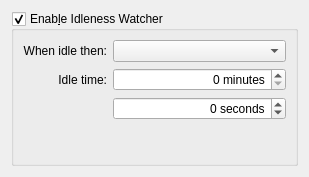
Before: the Qt Designer form config/idlenesswatchersettings.ui in lxqt/lxqt-powermanagement, drawn with Qt 5.
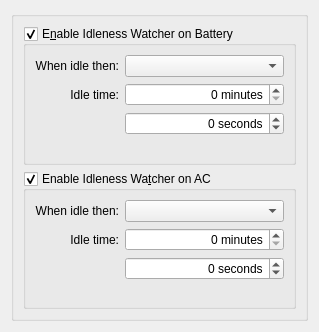
After: the same form once the commit is applied.

Commit message:
Implement separate idle watcher for AC and battery
There are now two disjoint sets of settings for the idle watcher, one
for battery and one for AC. IdlenessWatcher uses Lid for detecting
battery.

The edit to the form file:
```diff
--- a/config/idlenesswatchersettings.ui
+++ b/config/idlenesswatchersettings.ui
@@ -6,8 +6,8 @@
    <rect>
     <x>0</x>
     <y>0</y>
-    <width>309</width>
-    <height>177</height>
+    <width>319</width>
+    <height>332</height>
    </rect>
   </property>
   <property name="windowTitle">
@@ -15,9 +15,18 @@
   </property>
   <layout class="QVBoxLayout" name="verticalLayout">
    <item>
+    <widget class="QGroupBox" name="idlenessWatcherSettingsGroupBox">
+     <property name="flat">
+      <bool>false</bool>
+     </property>
+     <layout class="QVBoxLayout" name="verticalLayout_2">
+      <item>
     <widget class="QGroupBox" name="idlenessWatcherGroupBox">
      <property name="title">
-      <string>Enab&amp;le Idleness Watcher</string>
+         <string>E&amp;nable Idleness Watcher on Battery</string>
+        </property>
+        <property name="flat">
+         <bool>true</bool>
      </property>
      <property name="checkable">
       <bool>true</bool>
@@ -91,6 +100,94 @@
         <property name="maximum">
          <number>60</number>
         </property>
+          </widget>
+         </item>
+        </layout>
+       </widget>
+      </item>
+      <item>
+       <widget class="QGroupBox" name="idlenessAcWatcherGroupBox">
+        <property name="title">
+         <string>Enable Idleness Wa&amp;tcher on AC</string>
+        </property>
+        <property name="flat">
+         <bool>true</bool>
+        </property>
+        <property name="checkable">
+         <bool>true</bool>
+        </property>
+        <layout class="QFormLayout" name="formLayout_2">
+         <property name="fieldGrowthPolicy">
+          <enum>QFormLayout::AllNonFixedFieldsGrow</enum>
+         </property>
+         <property name="labelAlignment">
+          <set>Qt::AlignRight|Qt::AlignTrailing|Qt::AlignVCenter</set>
+         </property>
+         <item row="0" column="0">
+          <widget class="QLabel" name="idleAcTimeLabel">
+           <property name="sizePolicy">
+            <sizepolicy hsizetype="Expanding" vsizetype="Preferred">
+             <horstretch>0</horstretch>
+             <verstretch>0</verstretch>
+            </sizepolicy>
+           </property>
+           <property name="text">
+            <string>When idle then:</string>
+           </property>
+           <property name="alignment">
+            <set>Qt::AlignRight|Qt::AlignTrailing|Qt::AlignVCenter</set>
+           </property>
+          </widget>
+         </item>
+         <item row="0" column="1">
+          <widget class="QComboBox" name="idleAcActionComboBox"/>
+         </item>
+         <item row="1" column="0">
+          <widget class="QLabel" name="idleAcActionLabel">
+           <property name="sizePolicy">
+            <sizepolicy hsizetype="Expanding" vsizetype="Preferred">
+             <horstretch>0</horstretch>
+             <verstretch>0</verstretch>
+            </sizepolicy>
+           </property>
+           <property name="text">
+            <string>Idle time:</string>
+           </property>
+           <property name="alignment">
+            <set>Qt::AlignRight|Qt::AlignTrailing|Qt::AlignVCenter</set>
+           </property>
+          </widget>
+         </item>
+         <item row="1" column="1">
+          <widget class="QSpinBox" name="idleAcTimeMinutesSpinBox">
+           <property name="alignment">
+            <set>Qt::AlignRight|Qt::AlignTrailing|Qt::AlignVCenter</set>
+           </property>
+           <property name="suffix">
+            <string> minutes</string>
+           </property>
+           <property name="maximum">
+            <number>999</number>
+           </property>
+          </widget>
+         </item>
+         <item row="2" column="1">
+          <widget class="QSpinBox" name="idleAcTimeSecondsSpinBox">
+           <property name="alignment">
+            <set>Qt::AlignRight|Qt::AlignTrailing|Qt::AlignVCenter</set>
+           </property>
+           <property name="suffix">
+            <string> seconds</string>
+           </property>
+           <property name="minimum">
+            <number>-1</number>
+           </property>
+           <property name="maximum">
+            <number>60</number>
+           </property>
+          </widget>
+         </item>
+        </layout>
        </widget>
       </item>
      </layout>
```
Lines whose indentation alone changed are shown as unchanged. The commit also changes 6 other files.
